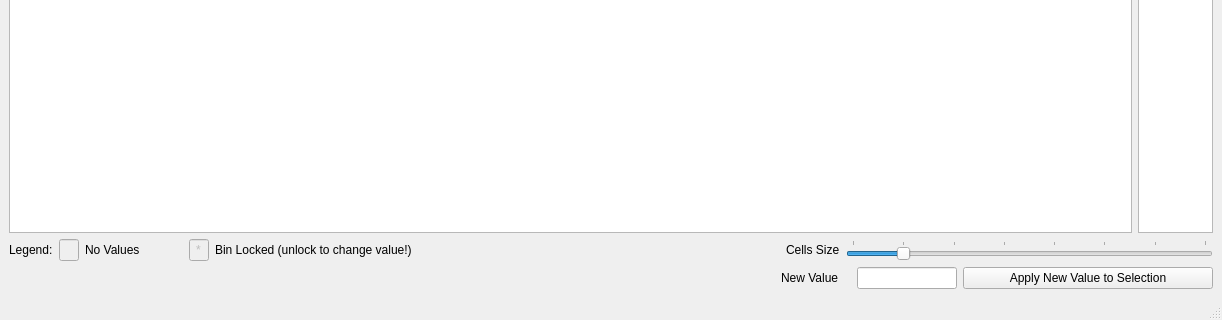
First picture: the form in designer/ui_fittingSetVariables.ui, repository ornlneutronimaging/iBeatles, before the edit; both pictures show x 0 to 1222 and y 452 to 772 of the 1222 by 772 pixel window.
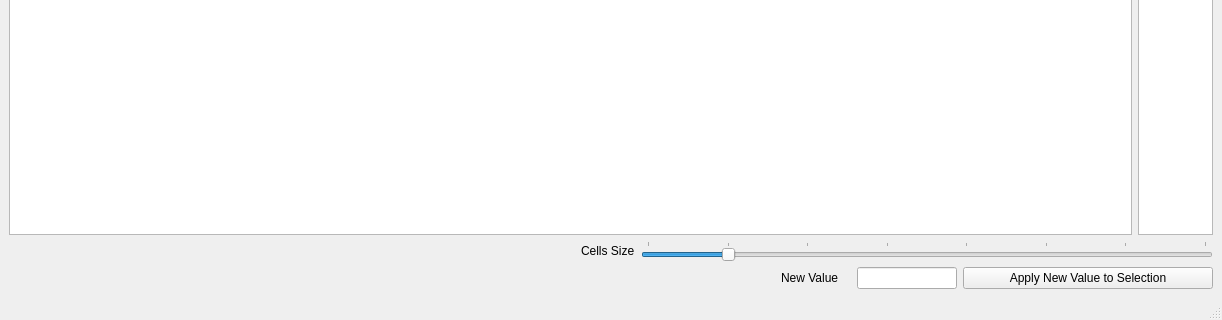
Second picture: the form after the edit.

Commit message: Program does not complain and bug when an entire variable array is nan

What changed in the file:
```diff
--- a/designer/ui_fittingSetVariables.ui
+++ b/designer/ui_fittingSetVariables.ui
@@ -146,74 +146,6 @@
     </item>
     <item>
      <layout class="QHBoxLayout" name="horizontalLayout_5">
-      <item>
-       <widget class="QLabel" name="label_3">
-        <property name="text">
-         <string>Legend:</string>
-        </property>
-       </widget>
-      </item>
-      <item>
-       <widget class="QLineEdit" name="lineEdit">
-        <property name="enabled">
-         <bool>false</bool>
-        </property>
-        <property name="minimumSize">
-         <size>
-          <width>20</width>
-          <height>0</height>
-         </size>
-        </property>
-        <property name="maximumSize">
-         <size>
-          <width>20</width>
-          <height>16777215</height>
-         </size>
-        </property>
-        <property name="text">
-         <string/>
-        </property>
-       </widget>
-      </item>
-      <item>
-       <widget class="QLabel" name="label_4">
-        <property name="text">
-         <string>No Values             </string>
-        </property>
-       </widget>
-      </item>
-      <item>
-       <widget class="QLineEdit" name="lineEdit_2">
-        <property name="enabled">
-         <bool>false</bool>
-        </property>
-        <property name="minimumSize">
-         <size>
-          <width>20</width>
-          <height>0</height>
-         </size>
-        </property>
-        <property name="maximumSize">
-         <size>
-          <width>20</width>
-          <height>16777215</height>
-         </size>
-        </property>
-        <property name="text">
-         <string>*</string>
-        </property>
-        <property name="alignment">
-         <set>Qt::AlignCenter</set>
-        </property>
-       </widget>
-      </item>
-      <item>
-       <widget class="QLabel" name="label_5">
-        <property name="text">
-         <string>Bin Locked (unlock to change value!)</string>
-        </property>
-       </widget>
-      </item>
       <item>
        <spacer name="horizontalSpacer_3">
         <property name="orientation">
```
Left out of the diff: 16 changed lines with no effect on the pictures. The commit also changes 3 other files.
